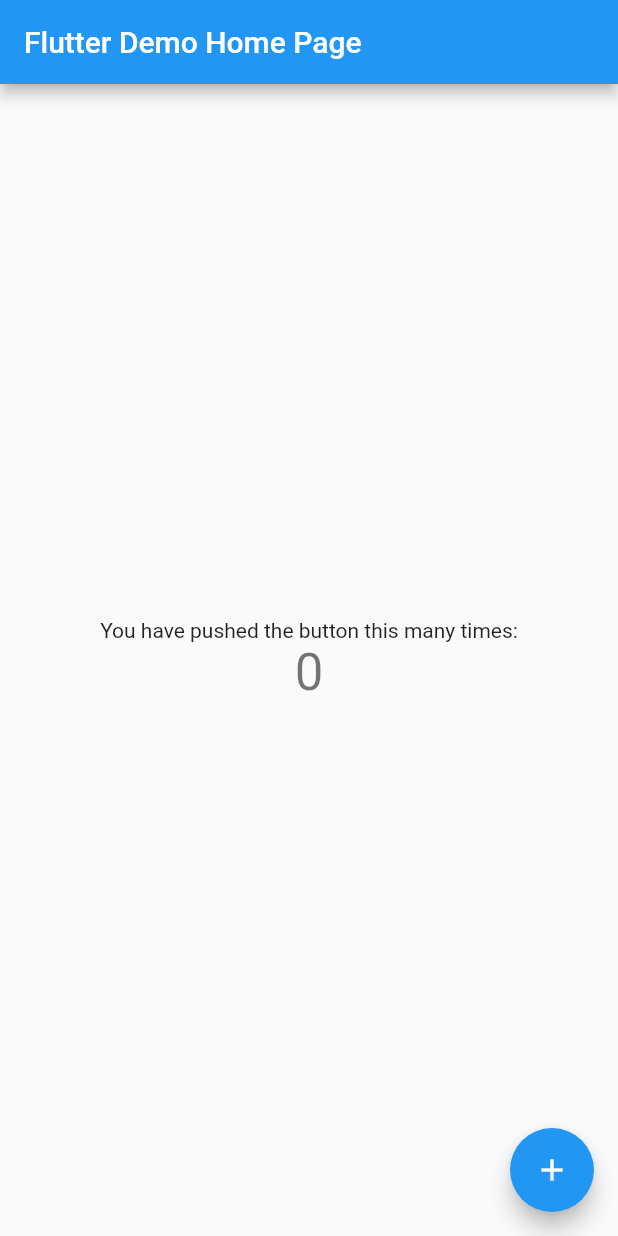
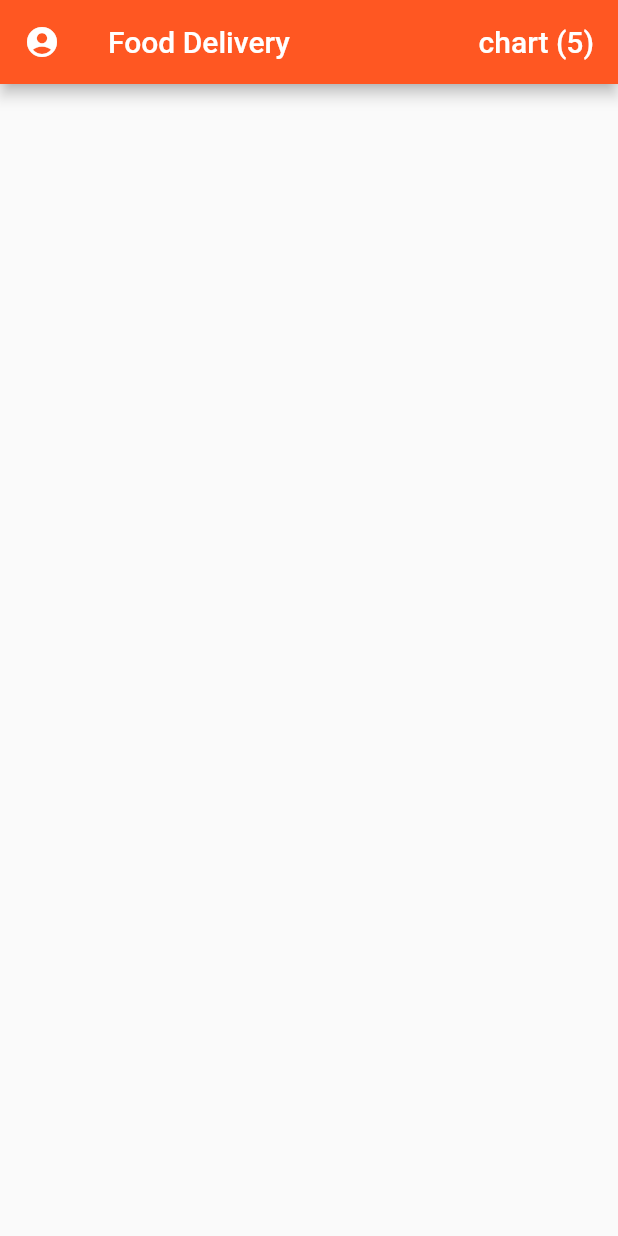
Before and after one commit to AdhamNour/Food_Delivery_UI, a Flutter app: the screen it shows after launch, on a phone screen of 412 x 824 dp. Run offline on Flutter 3.47's test engine with Material 2 defaults, Android fonts, the phone set to English and light mode, and no system bars.

Commit message:
finished HomePage

```diff
--- /dev/null
+++ b/lib/Screens/HomeScreen.dart
@@ -0,0 +1,31 @@
+import 'package:flutter/material.dart';
+import 'package:food_delivery_application/data/data.dart';
+
+class HomeScreen extends StatefulWidget {
+  @override
+  _HomeScreenState createState() => _HomeScreenState();
+}
+
+class _HomeScreenState extends State<HomeScreen> {
+  @override
+  Widget build(BuildContext context) {
+    return Scaffold(
+      appBar: AppBar(
+        title: Text('Food Delivery'),
+        leading: IconButton(
+          icon: Icon(Icons.account_circle),
+          onPressed: () {},
+        ),
+        actions: [
+          FlatButton(
+            child: Text(
+              'chart (${currentUser.cart.length})',
+              style: TextStyle(color: Colors.white, fontSize: 20.0),
+            ),
+            onPressed: () {},
+          )
+        ],
+      ),
+    );
+  }
+}
--- a/lib/main.dart
+++ b/lib/main.dart
@@ -1,4 +1,5 @@
 import 'package:flutter/material.dart';
+import 'package:food_delivery_application/Screens/HomeScreen.dart';
 
 void main() => runApp(MyApp());
 
@@ -8,95 +9,12 @@ class MyApp extends StatelessWidget {
   Widget build(BuildContext context) {
     return MaterialApp(
       title: 'Flutter Food Delivery UI',
+      debugShowCheckedModeBanner: false,
       theme: ThemeData(
-        primarySwatch: Colors.blue,
+        primarySwatch: Colors.deepOrange,
+        scaffoldBackgroundColor: Colors.grey[50]
       ),
-      home: MyHomePage(title: 'Flutter Demo Home Page'),
+      home: HomeScreen(),
     );
   }
 }
-
-class MyHomePage extends StatefulWidget {
-  MyHomePage({Key key, this.title}) : super(key: key);
-
-  // This widget is the home page of your application. It is stateful, meaning
-  // that it has a State object (defined below) that contains fields that affect
-  // how it looks.
-
-  // This class is the configuration for the state. It holds the values (in this
-  // case the title) provided by the parent (in this case the App widget) and
-  // used by the build method of the State. Fields in a Widget subclass are
-  // always marked "final".
-
-  final String title;
-
-  @override
-  _MyHomePageState createState() => _MyHomePageState();
-}
-
-class _MyHomePageState extends State<MyHomePage> {
-  int _counter = 0;
-
-  void _incrementCounter() {
-    setState(() {
-      // This call to setState tells the Flutter framework that something has
-      // changed in this State, which causes it to rerun the build method below
-      // so that the display can reflect the updated values. If we changed
-      // _counter without calling setState(), then the build method would not be
-      // called again, and so nothing would appear to happen.
-      _counter++;
-    });
-  }
-
-  @override
-  Widget build(BuildContext context) {
-    // This method is rerun every time setState is called, for instance as done
-    // by the _incrementCounter method above.
-    //
-    // The Flutter framework has been optimized to make rerunning build methods
-    // fast, so that you can just rebuild anything that needs updating rather
-    // than having to individually change instances of widgets.
-    return Scaffold(
-      appBar: AppBar(
-        // Here we take the value from the MyHomePage object that was created by
-        // the App.build method, and use it to set our appbar title.
-        title: Text(widget.title),
-      ),
-      body: Center(
-        // Center is a layout widget. It takes a single child and positions it
-        // in the middle of the parent.
-        child: Column(
-          // Column is also a layout widget. It takes a list of children and
-          // arranges them vertically. By default, it sizes itself to fit its
-          // children horizontally, and tries to be as tall as its parent.
-          //
-          // Invoke "debug painting" (press "p" in the console, choose the
-          // "Toggle Debug Paint" action from the Flutter Inspector in Android
-          // Studio, or the "Toggle Debug Paint" command in Visual Studio Code)
-          // to see the wireframe for each widget.
-          //
-          // Column has various properties to control how it sizes itself and
-          // how it positions its children. Here we use mainAxisAlignment to
-          // center the children vertically; the main axis here is the vertical
-          // axis because Columns are vertical (the cross axis would be
-          // horizontal).
-          mainAxisAlignment: MainAxisAlignment.center,
-          children: <Widget>[
-            Text(
-              'You have pushed the button this many times:',
-            ),
-            Text(
-              '$_counter',
-              style: Theme.of(context).textTheme.display1,
-            ),
-          ],
-        ),
-      ),
-      floatingActionButton: FloatingActionButton(
-        onPressed: _incrementCounter,
-        tooltip: 'Increment',
-        child: Icon(Icons.add),
-      ), // This trailing comma makes auto-formatting nicer for build methods.
-    );
-  }
-}
```
Also changed, not shown: 2 other files.
